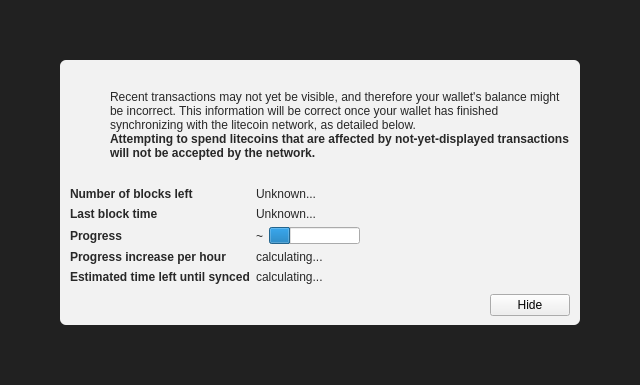
Before: the Qt Designer form src/qt/forms/modaloverlay.ui in Cypherpunk-Society/uramacoin, drawn with Qt 5.
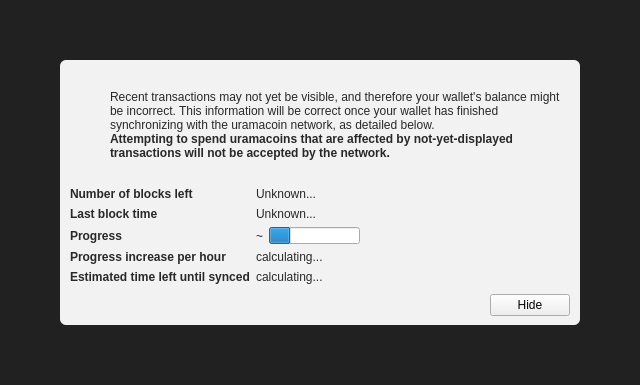
After: the same form once the commit is applied. Icons and pictures are not drawn. Custom widgets are drawn as their Qt base class.

```diff
--- a/src/qt/forms/modaloverlay.ui
+++ b/src/qt/forms/modaloverlay.ui
@@ -130,7 +130,7 @@
              <item>
               <widget class="QLabel" name="infoText">
                <property name="text">
-                <string>Recent transactions may not yet be visible, and therefore your wallet's balance might be incorrect. This information will be correct once your wallet has finished synchronizing with the litecoin network, as detailed below.</string>
+                <string>Recent transactions may not yet be visible, and therefore your wallet's balance might be incorrect. This information will be correct once your wallet has finished synchronizing with the uramacoin network, as detailed below.</string>
                </property>
                <property name="textFormat">
                 <enum>Qt::RichText</enum>
@@ -149,7 +149,7 @@
                 </font>
                </property>
                <property name="text">
-                <string>Attempting to spend litecoins that are affected by not-yet-displayed transactions will not be accepted by the network.</string>
+                <string>Attempting to spend uramacoins that are affected by not-yet-displayed transactions will not be accepted by the network.</string>
                </property>
                <property name="textFormat">
                 <enum>Qt::RichText</enum>
```
